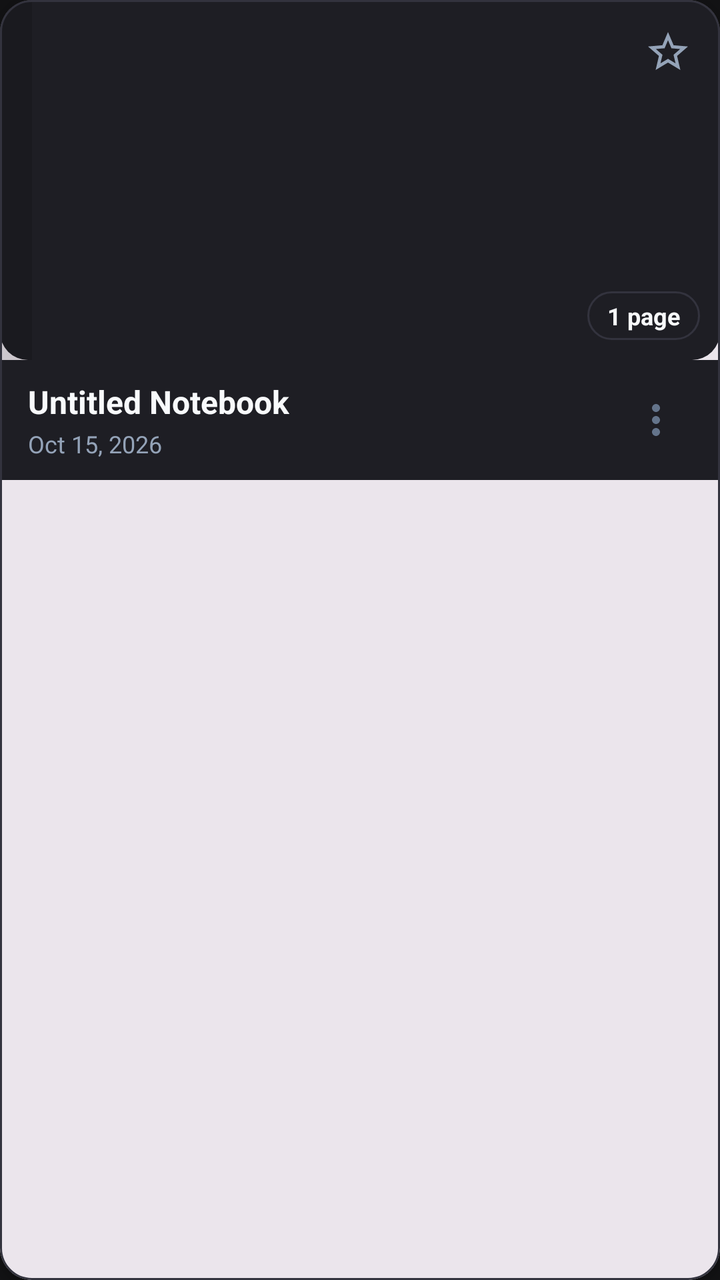
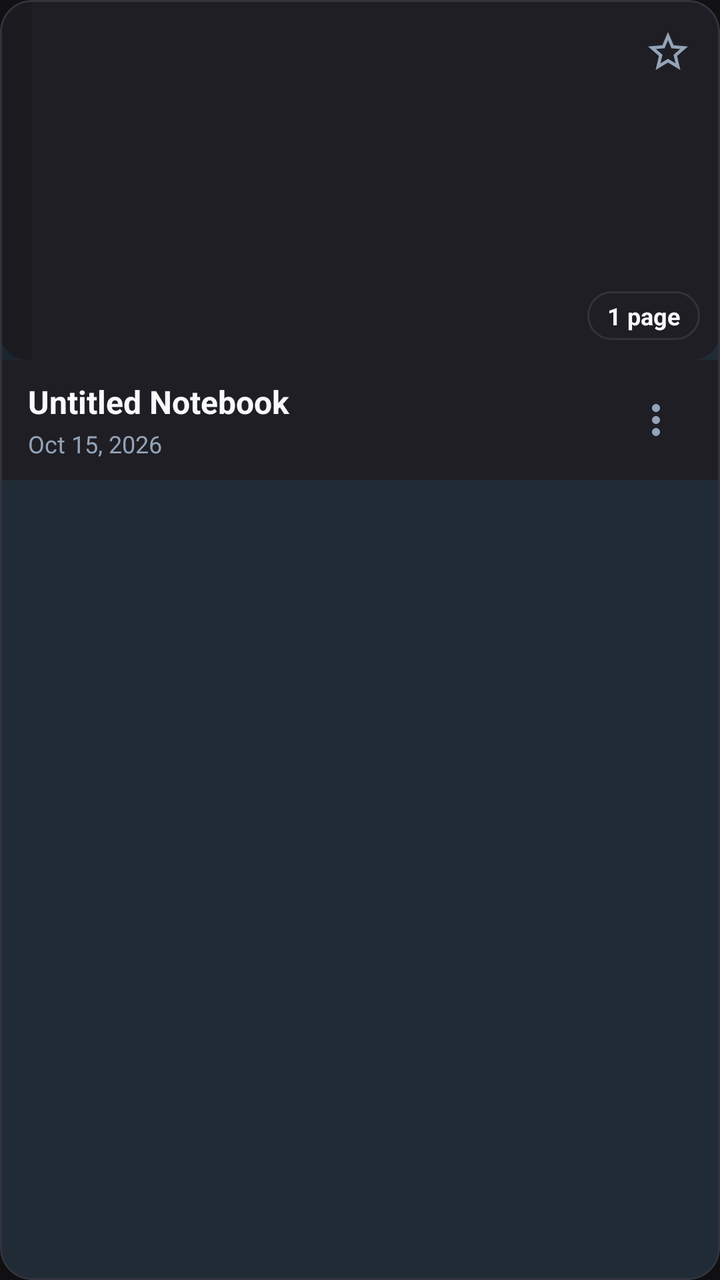

An Android layout rendered at two revisions. The XML below is the earlier revision; the diff shows what the commit changed to produce the second picture.
<!-- AndroidManifest.xml: application theme Theme.OpenNotes -->
<!-- res/layout/item_notebook_grid.xml -->
<?xml version="1.0" encoding="utf-8"?>
<com.google.android.material.card.MaterialCardView xmlns:android="http://schemas.android.com/apk/res/android"
    xmlns:app="http://schemas.android.com/apk/res-auto"
    android:layout_width="match_parent"
    android:layout_height="wrap_content"
    android:layout_margin="8dp"
    app:cardCornerRadius="16dp"
    app:cardElevation="3dp"
    app:strokeWidth="1dp"
    app:strokeColor="@color/divider"
    android:clickable="true"
    android:focusable="true">

    <LinearLayout
        android:layout_width="match_parent"
        android:layout_height="wrap_content"
        android:orientation="vertical">

        
        <FrameLayout
            android:id="@+id/coverContainer"
            android:layout_width="match_parent"
            android:layout_height="@dimen/home_notebook_cover_height"
            android:background="@drawable/bg_notebook_cover">

            
            <View
                android:layout_width="16dp"
                android:layout_height="match_parent"
                android:background="#22000000" />

            
            <TextView
                android:id="@+id/textPagesBadge"
                android:layout_width="wrap_content"
                android:layout_height="wrap_content"
                android:layout_gravity="bottom|end"
                android:layout_margin="10dp"
                android:background="@drawable/bg_search_bar"
                android:paddingHorizontal="10dp"
                android:paddingVertical="4dp"
                android:text="1 page"
                android:textColor="@color/text_primary"
                android:textSize="12sp"
                android:textStyle="bold" />

            
            <ImageView
                android:id="@+id/btnFavorite"
                android:layout_width="36dp"
                android:layout_height="36dp"
                android:layout_gravity="top|end"
                android:layout_margin="8dp"
                android:padding="6dp"
                android:src="@drawable/ic_star_outline"
                android:background="?selectableItemBackgroundBorderless" />
        </FrameLayout>

        
        <LinearLayout
            android:layout_width="match_parent"
            android:layout_height="wrap_content"
            android:orientation="horizontal"
            android:paddingHorizontal="14dp"
            android:paddingVertical="10dp"
            android:gravity="center_vertical"
            android:background="@color/surface">

            <LinearLayout
                android:layout_width="0dp"
                android:layout_height="wrap_content"
                android:layout_weight="1"
                android:orientation="vertical">

                <TextView
                    android:id="@+id/textNotebookTitle"
                    android:layout_width="wrap_content"
                    android:layout_height="wrap_content"
                    android:text="Untitled Notebook"
                    android:textColor="@color/text_primary"
                    android:textSize="@dimen/home_notebook_title_text_size"
                    android:textStyle="bold"
                    android:maxLines="1"
                    android:ellipsize="end" />

                <TextView
                    android:id="@+id/textNotebookDate"
                    android:layout_width="wrap_content"
                    android:layout_height="wrap_content"
                    android:text="Oct 15, 2026"
                    android:textColor="@color/text_secondary"
                    android:textSize="@dimen/home_notebook_date_text_size"
                    android:layout_marginTop="2dp" />
            </LinearLayout>

            <ImageView
                android:id="@+id/btnMore"
                android:layout_width="36dp"
                android:layout_height="36dp"
                android:padding="6dp"
                android:src="@drawable/ic_more_vert"
                android:background="?selectableItemBackgroundBorderless" />
        </LinearLayout>

    </LinearLayout>

</com.google.android.material.card.MaterialCardView>
<!-- resources referenced by this layout -->
<resources>
  <color name="divider">#33333E</color>
  <color name="surface">#1E1E24</color>
  <color name="text_primary">#F8FAFC</color>
  <color name="text_secondary">#94A3B8</color>
  <style name="Theme.OpenNotes" parent="Theme.Material3.DayNight.NoActionBar">
          
          <item name="colorPrimary">@color/primary</item>
          <item name="colorOnPrimary">#FFFFFF</item>
          <item name="colorPrimaryContainer">@color/surface_variant</item>
          <item name="colorOnPrimaryContainer">@color/text_primary</item>
  
          
          <item name="colorSecondary">@color/accent</item>
          <item name="colorOnSecondary">#FFFFFF</item>
          <item name="colorSecondaryContainer">@color/accent_light</item>
          <item name="colorOnSecondaryContainer">@color/primary_dark</item>
  
          
          <item name="android:statusBarColor">@color/surface</item>
          <item name="android:windowLightStatusBar">true</item>
          <item name="android:navigationBarColor">@color/surface</item>
          <item name="android:windowLightNavigationBar">true</item>
  
          <item name="android:windowBackground">@color/window_background</item>
      </style>
  <color name="primary">#1E1E24</color>
  <color name="surface_variant">#2A2A32</color>
  <color name="accent">#38BDF8</color>
  <color name="accent_light">#1E293B</color>
  <color name="primary_dark">#121214</color>
  <color name="window_background">#121214</color>
  <!-- unchanged entries left out for length: 7 -->
</resources>

<!-- the commit's change to res/layout/item_notebook_grid.xml (unified diff, before → after) -->
@@ -53,6 +53,7 @@
                 android:layout_margin="8dp"
                 android:padding="6dp"
                 android:src="@drawable/ic_star_outline"
+                app:tint="@color/text_secondary"
                 android:background="?selectableItemBackgroundBorderless" />
         </FrameLayout>
 
@@ -99,6 +100,7 @@
                 android:layout_height="36dp"
                 android:padding="6dp"
                 android:src="@drawable/ic_more_vert"
+                app:tint="@color/text_secondary"
                 android:background="?selectableItemBackgroundBorderless" />
         </LinearLayout>
 
<!-- resource entries referenced after the edit -->
@@ -6,31 +6,73 @@
   <color name="text_secondary">#94A3B8</color>
   <style name="Theme.OpenNotes" parent="Theme.Material3.DayNight.NoActionBar">
           
-          <item name="colorPrimary">@color/primary</item>
+          <item name="colorPrimary">@color/accent</item>
           <item name="colorOnPrimary">#FFFFFF</item>
-          <item name="colorPrimaryContainer">@color/surface_variant</item>
-          <item name="colorOnPrimaryContainer">@color/text_primary</item>
+          <item name="colorPrimaryContainer">@color/accent_light</item>
+          <item name="colorOnPrimaryContainer">@color/accent</item>
   
           
-          <item name="colorSecondary">@color/accent</item>
+          <item name="colorSecondary">@color/accent_blue</item>
           <item name="colorOnSecondary">#FFFFFF</item>
-          <item name="colorSecondaryContainer">@color/accent_light</item>
-          <item name="colorOnSecondaryContainer">@color/primary_dark</item>
+          <item name="colorSecondaryContainer">@color/surface_variant</item>
+          <item name="colorOnSecondaryContainer">@color/text_primary</item>
+  
+          
+          <item name="android:windowBackground">@color/window_background</item>
+          <item name="colorSurface">@color/surface</item>
+          <item name="colorOnSurface">@color/text_primary</item>
+          <item name="colorSurfaceVariant">@color/surface_variant</item>
+          <item name="colorOnSurfaceVariant">@color/text_secondary</item>
+          <item name="colorOutline">@color/divider</item>
+  
+          
+          <item name="materialAlertDialogTheme">@style/ThemeOverlay.OpenNotes.MaterialAlertDialog</item>
+          <item name="alertDialogTheme">@style/ThemeOverlay.OpenNotes.MaterialAlertDialog</item>
   
           
           <item name="android:statusBarColor">@color/surface</item>
-          <item name="android:windowLightStatusBar">true</item>
+          <item name="android:windowLightStatusBar">false</item>
           <item name="android:navigationBarColor">@color/surface</item>
-          <item name="android:windowLightNavigationBar">true</item>
-  
-          <item name="android:windowBackground">@color/window_background</item>
+          <item name="android:windowLightNavigationBar">false</item>
       </style>
-  <color name="primary">#1E1E24</color>
   <color name="surface_variant">#2A2A32</color>
   <color name="accent">#38BDF8</color>
   <color name="accent_light">#1E293B</color>
-  <color name="primary_dark">#121214</color>
+  <color name="accent_blue">#3B82F6</color>
   <color name="window_background">#121214</color>
+  <style name="ThemeOverlay.OpenNotes.MaterialAlertDialog" parent="ThemeOverlay.Material3.MaterialAlertDialog">
+          <item name="colorSurface">@color/surface_card</item>
+          <item name="colorOnSurface">@color/text_primary</item>
+          <item name="colorOnSurfaceVariant">@color/text_secondary</item>
+          <item name="colorPrimary">@color/accent</item>
+          <item name="colorOnPrimary">#FFFFFF</item>
+  
+          
+          <item name="buttonBarPositiveButtonStyle">@style/Widget.OpenNotes.DialogButton.Positive</item>
+          <item name="buttonBarNegativeButtonStyle">@style/Widget.OpenNotes.DialogButton.Negative</item>
+          <item name="buttonBarNeutralButtonStyle">@style/Widget.OpenNotes.DialogButton.Neutral</item>
+          <item name="android:buttonBarPositiveButtonStyle">@style/Widget.OpenNotes.DialogButton.Positive</item>
+          <item name="android:buttonBarNegativeButtonStyle">@style/Widget.OpenNotes.DialogButton.Negative</item>
+          <item name="android:buttonBarNeutralButtonStyle">@style/Widget.OpenNotes.DialogButton.Neutral</item>
+      </style>
+  <color name="surface_card">#24242B</color>
+  <style name="Widget.OpenNotes.DialogButton.Positive" parent="Widget.Material3.Button.TextButton.Dialog">
+          <item name="android:textColor">@color/accent</item>
+          <item name="android:textStyle">bold</item>
+          <item name="android:textSize">14sp</item>
+          <item name="android:textAllCaps">false</item>
+      </style>
+  <style name="Widget.OpenNotes.DialogButton.Negative" parent="Widget.Material3.Button.TextButton.Dialog">
+          <item name="android:textColor">@color/text_primary</item>
+          <item name="android:textStyle">bold</item>
+          <item name="android:textSize">14sp</item>
+          <item name="android:textAllCaps">false</item>
+      </style>
+  <style name="Widget.OpenNotes.DialogButton.Neutral" parent="Widget.Material3.Button.TextButton.Dialog">
+          <item name="android:textColor">@color/text_secondary</item>
+          <item name="android:textSize">14sp</item>
+          <item name="android:textAllCaps">false</item>
+      </style>
   <!-- unchanged entries left out for length: 7 -->
 </resources>
 
